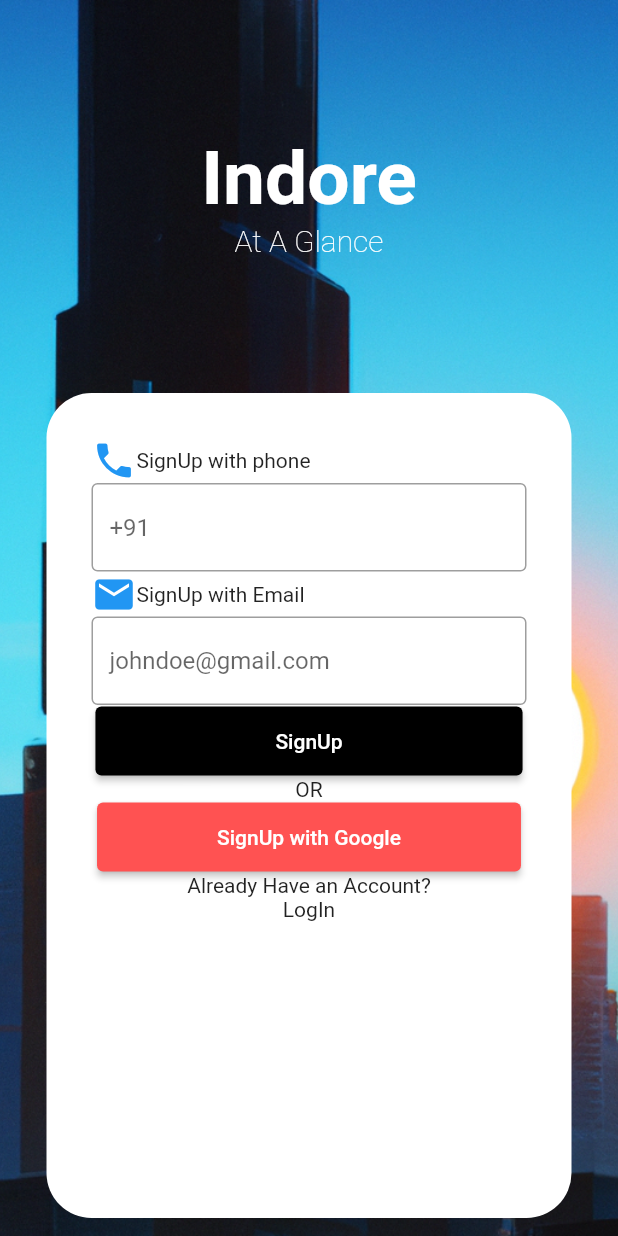
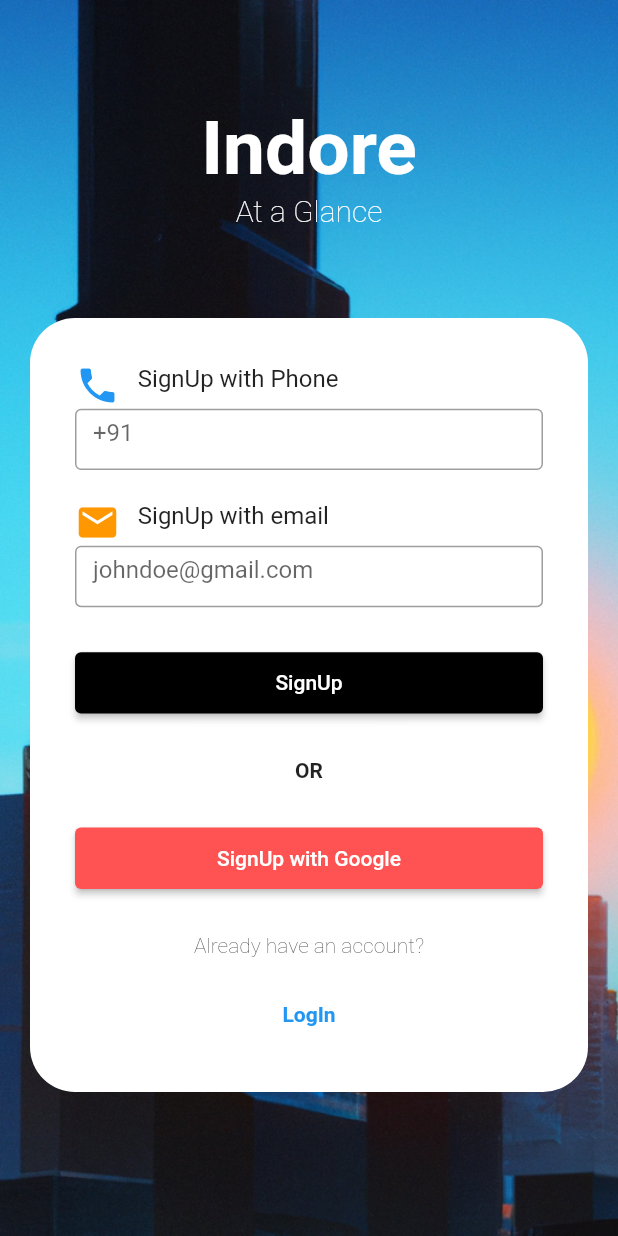
Before and after one commit to atharvapuranik25/at-a-glance, a Flutter app: the screen it shows after launch, on a phone screen of 412 x 824 dp. Run offline on Flutter 3.47's test engine with Material 2 defaults, Android fonts, the phone set to English and light mode, and no system bars.

Commit message:
Improved Login Page

```diff
--- a/lib/main.dart
+++ b/lib/main.dart
@@ -1,6 +1,6 @@
+import 'package:at_a_glance/home_page.dart';
 import 'package:flutter/material.dart';
 import 'splash_screen.dart';
-import 'home_page.dart';
 
 void main() {
   runApp(const MyApp());
@@ -41,12 +41,17 @@ class _TitlePageState extends State<TitlePage> {
               fit: BoxFit.cover,
             ),
           ),
+          child: Container(
+            padding: const EdgeInsets.all(20),
             child: Center(
               child: Column(
                 children: [
-              Container(
-                //figure out padding later
-                padding: const EdgeInsets.all(90),
+                  Flexible(
+                    //title
+                    flex: 1,
+                    fit: FlexFit.loose,
+                    child: Padding(
+                      padding: const EdgeInsets.all(50),
                       child: RichText(
                         textAlign: TextAlign.center,
                         text: const TextSpan(
@@ -57,16 +62,25 @@ class _TitlePageState extends State<TitlePage> {
                           ),
                           children: <TextSpan>[
                             TextSpan(
-                            text: "\nAt A Glance",
+                              text: "\nAt a Glance",
                               style: TextStyle(
                                 fontSize: 20,
                                 fontWeight: FontWeight.w200,
-                            ))
-                      ]),
                               ),
                             ),
-              Container(
-                //fix the contant size to make it responsive
+                          ],
+                        ),
+                      ),
+                    ),
+                  ),
+                  const SizedBox(
+                    height: 10,
+                  ),
+                  Flexible(
+                    //login/signup
+                    flex: 2,
+                    fit: FlexFit.loose,
+                    child: Container(
                       padding: const EdgeInsets.all(30),
                       decoration: const BoxDecoration(
                         color: Colors.white,
@@ -74,11 +88,10 @@ class _TitlePageState extends State<TitlePage> {
                           Radius.circular(30),
                         ),
                       ),
-                height: 550,
-                width: 350,
                       child: Column(
                         children: [
-                    Row(
+                          Flexible(
+                            child: Row(
                               children: const [
                                 Icon(
                                   Icons.phone,
@@ -86,84 +99,151 @@ class _TitlePageState extends State<TitlePage> {
                                   color: Colors.blue,
                                 ),
                                 Text(
-                          "SignUp with phone",
+                                  "\t\t\tSignUp with Phone",
                                   style: TextStyle(
-                            fontSize: 14,
+                                    fontSize: 16,
                                   ),
-                        )
+                                ),
                               ],
                             ),
-                    const TextField(
+                          ),
+                          const SizedBox(
+                            height: 10,
+                          ),
+                          const Flexible(
+                            flex: 2,
+                            fit: FlexFit.loose,
+                            child: TextField(
                               decoration: InputDecoration(
                                 border: OutlineInputBorder(),
                                 hintText: '+91',
                               ),
                             ),
-                    Row(
+                          ),
+                          const SizedBox(
+                            height: 20,
+                          ),
+                          Flexible(
+                            child: Row(
                               children: const [
                                 Icon(
                                   Icons.mail,
                                   size: 30,
-                          color: Colors.blue,
+                                  color: Colors.orange,
                                 ),
                                 Text(
-                          "SignUp with Email",
+                                  "\t\t\tSignUp with email",
                                   style: TextStyle(
-                            fontSize: 14,
+                                    fontSize: 16,
                                   ),
-                        )
+                                ),
                               ],
                             ),
-                    const TextField(
+                          ),
+                          const SizedBox(
+                            height: 10,
+                          ),
+                          const Flexible(
+                            flex: 2,
+                            fit: FlexFit.loose,
+                            child: TextField(
                               decoration: InputDecoration(
                                 border: OutlineInputBorder(),
                                 hintText: 'johndoe@gmail.com',
                               ),
                             ),
-                    ElevatedButton(
+                          ),
+                          const SizedBox(
+                            height: 30,
+                          ),
+                          Flexible(
+                            flex: 2,
+                            fit: FlexFit.loose,
+                            child: SizedBox(
+                              width: double.infinity,
+                              height: double.infinity,
+                              child: ElevatedButton(
+                                style: ElevatedButton.styleFrom(
+                                  backgroundColor: Colors.black,
+                                ),
                                 onPressed: () {
                                   Navigator.of(context).pushReplacement(
                                     MaterialPageRoute(
-                            builder: (BuildContext context) => const HomePage(),
+                                      builder: (BuildContext context) =>
+                                          const HomePage(),
                                     ),
                                   );
                                 },
-                      style: ElevatedButton.styleFrom(
-                        primary: Colors.black,
-                        padding: const EdgeInsets.symmetric(
-                            horizontal: 120, vertical: 15),
-                      ),
                                 child: const Text("SignUp"),
                               ),
-                    const Text("OR"),
-                    ElevatedButton(
+                            ),
+                          ),
+                          const SizedBox(
+                            height: 30,
+                          ),
+                          const Flexible(
+                            flex: 1,
+                            fit: FlexFit.loose,
+                            child: Text(
+                              "OR",
+                              style: TextStyle(
+                                fontWeight: FontWeight.bold,
+                              ),
+                            ),
+                          ),
+                          const SizedBox(
+                            height: 30,
+                          ),
+                          Flexible(
+                            flex: 2,
+                            fit: FlexFit.loose,
+                            child: SizedBox(
+                              width: double.infinity,
+                              height: double.infinity,
+                              child: ElevatedButton(
+                                style: ElevatedButton.styleFrom(
+                                  backgroundColor: Colors.redAccent,
+                                ),
                                 onPressed: () {},
-                      style: ElevatedButton.styleFrom(
-                        primary: Colors.redAccent,
-                        padding: const EdgeInsets.symmetric(
-                            horizontal: 80, vertical: 15),
-                      ),
                                 child: const Text("SignUp with Google"),
                               ),
-                    const Text("Already Have an Account?"),
-                    const Text("LogIn"),
-                  ],
                             ),
                           ),
-              Container(
-                //change this later
-                height: 100,
-                child: const Center(
+                          const SizedBox(
+                            height: 30,
+                          ),
+                          const Flexible(
+                            flex: 1,
+                            fit: FlexFit.loose,
                             child: Text(
-                    "Read Privacy Policy",
-                    style: TextStyle(color: Colors.white70),
+                              "Already have an account?",
+                              style: TextStyle(
+                                fontWeight: FontWeight.w200,
                               ),
                             ),
-              )
+                          ),
+                          const SizedBox(
+                            height: 30,
+                          ),
+                          const Flexible(
+                            flex: 1,
+                            fit: FlexFit.loose,
+                            child: Text(
+                              "LogIn",
+                              style: TextStyle(
+                                fontWeight: FontWeight.bold,
+                                color: Colors.blue,
+                              ),
+                            ),
+                          ),
                         ],
                       ),
                     ),
                   ),
+                ],
+              ),
+            ),
+          )),
     );
   }
 }
```
Lines whose indentation alone changed are shown as unchanged.
